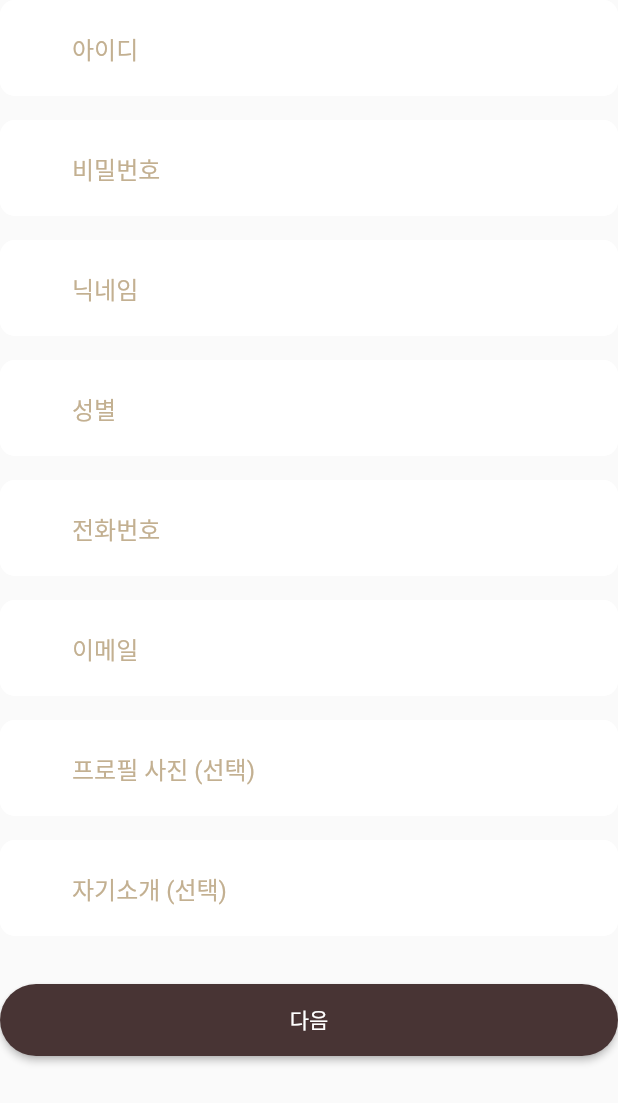
After one commit to TIONBARY/GSSL, a Flutter app: the SignUpScreen screen opened directly, after a tap on "다음", on a phone screen of 412 x 824 dp. The commit adds this screen. Shown: the top 1103 px of the screen. Run offline on Flutter 3.47's test engine with Material 2 defaults, Android fonts, the phone set to English and light mode, and no system bars; our stand-ins replace flutter_dotenv, flutter_svg, geolocator, image_picker, permission_handler, webview_flutter; missing offline and left inert: kakaomap_webview.

Commit message:
:wrench: 일지 UI 변경/ 반려견 Signup Page 등록

```diff
--- a/FrontEnd/lib/components/signup/signup_form.dart
+++ b/FrontEnd/lib/components/signup/signup_form.dart
@@ -3,7 +3,8 @@ import 'package:flutter/material.dart';
 import '../dont_have_an_Account.dart';
 import '../../constants.dart';
 import '../../pages/login_page.dart';
-
+import '../signup/signup_pet_form.dart';
+import '../logo.dart';
 class SignUpForm extends StatelessWidget {
   const SignUpForm({
     Key? key,
@@ -206,7 +207,12 @@ class SignUpForm extends StatelessWidget {
               child: Hero(
                 tag: "next_btn",
                 child: ElevatedButton(
-                  onPressed: () {},
+                  onPressed: () {
+                    Navigator.push(
+                      context,
+                      MaterialPageRoute(builder: (context) => SignUpPetForm()),
+                    );
+                  },
                   style: ElevatedButton.styleFrom(
                       backgroundColor: btnColor,
                       shape: RoundedRectangleBorder(
--- /dev/null
+++ b/FrontEnd/lib/components/signup/signup_pet_form.dart
@@ -0,0 +1,229 @@
+import 'package:flutter/material.dart';
+
+import '../dont_have_an_Account.dart';
+import '../../constants.dart';
+import '../../pages/login_page.dart';
+
+class SignUpPetForm extends StatelessWidget {
+  const SignUpPetForm({
+    Key? key,
+  }) : super(key: key);
+
+  @override
+  Widget build(BuildContext context) {
+    return Material(
+      child: Form(
+        child: Column(
+          children: [
+            TextFormField(
+              // 아이디
+              keyboardType: TextInputType.emailAddress,
+              textInputAction: TextInputAction.next,
+              cursorColor: btnColor,
+              onSaved: (id) {},
+              decoration: InputDecoration(
+                hintText: "아이디",
+                hintStyle: TextStyle(color: sColor),
+                prefixIcon: Padding(
+                  padding: const EdgeInsets.all(defaultPadding),
+                ),
+                enabledBorder: OutlineInputBorder(
+                    borderRadius: BorderRadius.all(Radius.circular(10)),
+                    borderSide: BorderSide(color: Colors.white)),
+                filled: true,
+                fillColor: Colors.white,
+                focusedBorder: OutlineInputBorder(
+                    borderRadius: BorderRadius.all(Radius.circular(10)),
+                    borderSide: BorderSide(color: btnColor)),
+              ),
+            ),
+            Padding(
+              // 비밀번호
+              padding: const EdgeInsets.symmetric(vertical: defaultPadding),
+              child: TextFormField(
+                textInputAction: TextInputAction.done,
+                obscureText: true,
+                cursorColor: btnColor,
+                decoration: InputDecoration(
+                  hintText: "비밀번호",
+                  hintStyle: TextStyle(color: sColor),
+                  prefixIcon: Padding(
+                    padding: const EdgeInsets.all(defaultPadding),
+                  ),
+                  enabledBorder: OutlineInputBorder(
+                      borderRadius: BorderRadius.all(Radius.circular(10)),
+                      borderSide: BorderSide(color: Colors.white)),
+                  filled: true,
+                  fillColor: Colors.white,
+                  focusedBorder: OutlineInputBorder(
+                      borderRadius: BorderRadius.all(Radius.circular(10)),
+                      borderSide: BorderSide(color: btnColor)),
+                ),
+              ),
+            ),
+            TextFormField(
+              // 닉네임
+              keyboardType: TextInputType.emailAddress,
+              textInputAction: TextInputAction.next,
+              cursorColor: btnColor,
+              onSaved: (id) {},
+              decoration: InputDecoration(
+                hintText: "닉네임",
+                hintStyle: TextStyle(color: sColor),
+                prefixIcon: Padding(
+                  padding: const EdgeInsets.all(defaultPadding),
+                ),
+                enabledBorder: OutlineInputBorder(
+                    borderRadius: BorderRadius.all(Radius.circular(10)),
+                    borderSide: BorderSide(color: Colors.white)),
+                filled: true,
+                fillColor: Colors.white,
+                focusedBorder: OutlineInputBorder(
+                    borderRadius: BorderRadius.all(Radius.circular(10)),
+                    borderSide: BorderSide(color: btnColor)),
+              ),
+            ),
+            Padding(
+              // 성별
+              padding: const EdgeInsets.symmetric(vertical: defaultPadding),
+              child: TextFormField(
+                textInputAction: TextInputAction.done,
+                obscureText: true,
+                cursorColor: btnColor,
+                decoration: InputDecoration(
+                  hintText: "성별",
+                  hintStyle: TextStyle(color: sColor),
+                  prefixIcon: Padding(
+                    padding: const EdgeInsets.all(defaultPadding),
+                  ),
+                  enabledBorder: OutlineInputBorder(
+                      borderRadius: BorderRadius.all(Radius.circular(10)),
+                      borderSide: BorderSide(color: Colors.white)),
+                  filled: true,
+                  fillColor: Colors.white,
+                  focusedBorder: OutlineInputBorder(
+                      borderRadius: BorderRadius.all(Radius.circular(10)),
+                      borderSide: BorderSide(color: btnColor)),
+                ),
+              ),
+            ),
+            TextFormField(
+              // 전화번호
+              keyboardType: TextInputType.emailAddress,
+              textInputAction: TextInputAction.next,
+              cursorColor: btnColor,
+              onSaved: (id) {},
+              decoration: InputDecoration(
+                hintText: "전화번호",
+                hintStyle: TextStyle(color: sColor),
+                prefixIcon: Padding(
+                  padding: const EdgeInsets.all(defaultPadding),
+                ),
+                enabledBorder: OutlineInputBorder(
+                    borderRadius: BorderRadius.all(Radius.circular(10)),
+                    borderSide: BorderSide(color: Colors.white)),
+                filled: true,
+                fillColor: Colors.white,
+                focusedBorder: OutlineInputBorder(
+                    borderRadius: BorderRadius.all(Radius.circular(10)),
+                    borderSide: BorderSide(color: btnColor)),
+              ),
+            ),
+            Padding(
+              // 이메일
+              padding: const EdgeInsets.symmetric(vertical: defaultPadding),
+              child: TextFormField(
+                textInputAction: TextInputAction.done,
+                obscureText: true,
+                cursorColor: btnColor,
+                decoration: InputDecoration(
+                  hintText: "이메일",
+                  hintStyle: TextStyle(color: sColor),
+                  prefixIcon: Padding(
+                    padding: const EdgeInsets.all(defaultPadding),
+                  ),
+                  enabledBorder: OutlineInputBorder(
+                      borderRadius: BorderRadius.all(Radius.circular(10)),
+                      borderSide: BorderSide(color: Colors.white)),
+                  filled: true,
+                  fillColor: Colors.white,
+                  focusedBorder: OutlineInputBorder(
+                      borderRadius: BorderRadius.all(Radius.circular(10)),
+                      borderSide: BorderSide(color: btnColor)),
+                ),
+              ),
+            ),
+            TextFormField(
+              // 프로필 사진
+              keyboardType: TextInputType.emailAddress,
+              textInputAction: TextInputAction.next,
+              cursorColor: btnColor,
+              onSaved: (id) {},
+              decoration: InputDecoration(
+                hintText: "프로필 사진 (선택)",
+                hintStyle: TextStyle(color: sColor),
+                prefixIcon: Padding(
+                  padding: const EdgeInsets.all(defaultPadding),
+                ),
+                enabledBorder: OutlineInputBorder(
+                    borderRadius: BorderRadius.all(Radius.circular(10)),
+                    borderSide: BorderSide(color: Colors.white)),
+                filled: true,
+                fillColor: Colors.white,
+                focusedBorder: OutlineInputBorder(
+                    borderRadius: BorderRadius.all(Radius.circular(10)),
+                    borderSide: BorderSide(color: btnColor)),
+              ),
+            ),
+            Padding(
+              // 자기소개
+              padding: const EdgeInsets.symmetric(vertical: defaultPadding),
+              child: TextFormField(
+                textInputAction: TextInputAction.done,
+                obscureText: true,
+                cursorColor: btnColor,
+                decoration: InputDecoration(
+                  hintText: "자기소개 (선택)",
+                  hintStyle: TextStyle(color: sColor),
+                  prefixIcon: Padding(
+                    padding: const EdgeInsets.all(defaultPadding),
+                  ),
+                  enabledBorder: OutlineInputBorder(
+                      borderRadius: BorderRadius.all(Radius.circular(10)),
+                      borderSide: BorderSide(color: Colors.white)),
+                  filled: true,
+                  fillColor: Colors.white,
+                  focusedBorder: OutlineInputBorder(
+                      borderRadius: BorderRadius.all(Radius.circular(10)),
+                      borderSide: BorderSide(color: btnColor)),
+                ),
+              ),
+            ),
+            Padding(
+              padding: const EdgeInsets.symmetric(vertical: defaultPadding),
+              child: Container(
+                height: 48,
+                width: double.maxFinite,
+                child: Hero(
+                  tag: "next_btn",
+                  child: ElevatedButton(
+                    onPressed: () {},
+                    style: ElevatedButton.styleFrom(
+                        backgroundColor: btnColor,
+                        shape: RoundedRectangleBorder(
+                          borderRadius: BorderRadius.circular(25.0),
+                        )),
+                    child: Text(
+                      "다음".toUpperCase(),
+                    ),
+                  ),
+                ),
+              ),
+            ),
+            const SizedBox(height: defaultPadding / 2),
+          ],
+        ),
+      ),
+    );
+  }
+}
--- a/FrontEnd/lib/pages/diary_page.dart
+++ b/FrontEnd/lib/pages/diary_page.dart
@@ -56,7 +56,7 @@ class GalleryApp extends StatelessWidget {
   @override
   Widget build(BuildContext context) {
     return Scaffold(
-      backgroundColor: Colors.brown,
+      backgroundColor: Colors.lightGreen,
       body: SafeArea(
         child: Column(
           crossAxisAlignment: CrossAxisAlignment.stretch,
@@ -76,6 +76,16 @@ class GalleryApp extends StatelessWidget {
             SizedBox(
               height: 40,
             ),
+            TextField(
+              decoration: InputDecoration(
+                prefixIcon: Icon(Icons.search, color: Colors.black),
+                hintText: "Search for an Image",
+                border: OutlineInputBorder(
+                  borderRadius: BorderRadius.circular(8.0)
+                )
+              ),
+            ),
+            SizedBox(height: 24.0,),
             Expanded(
               child: Container(
                 padding: EdgeInsets.symmetric(
--- a/FrontEnd/lib/pages/signup_page.dart
+++ b/FrontEnd/lib/pages/signup_page.dart
@@ -4,6 +4,7 @@ import 'package:GSSL/responsive.dart';
 
 import '../components/logo.dart';
 import '../components/signup/signup_form.dart';
+import '../components/signup/signup_pet_form.dart';
 
 class SignUpScreen extends StatelessWidget {
   const SignUpScreen({Key? key}) : super(key: key);
```
